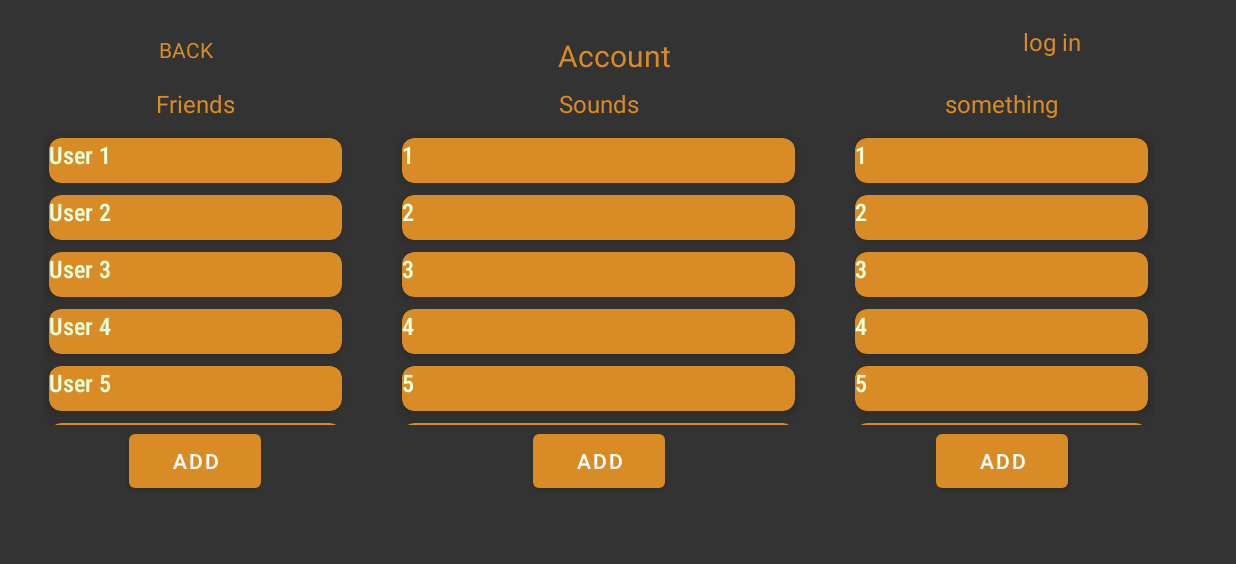
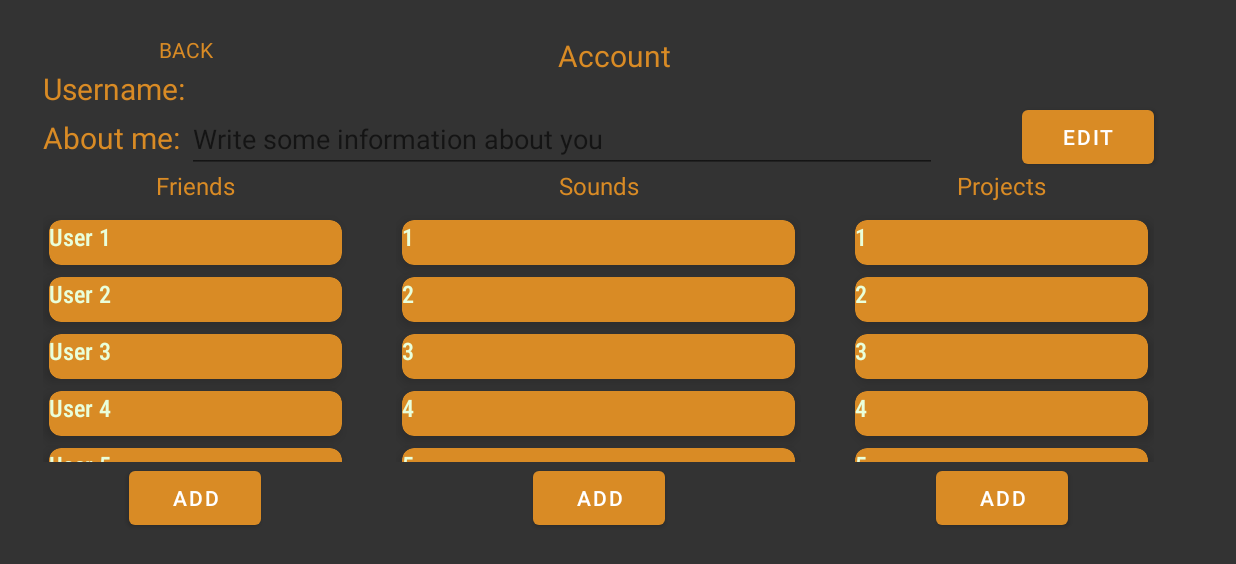
Before and after one commit to Nightbot1448/circle21-music, an Android app: the RecoveryActivity screen opened directly, with no data from a screen before it, on a phone screen of 824 x 412 dp (held sideways). Shown: the top 564 px of the screen. Run offline under Robolectric (Android 15) with nearby library versions, the light colour scheme and no system bars.

Commit message:
Redesign + some code in Net activities

```diff
--- a/app/src/main/java/com/bigri239/easymusic/RecoveryActivity.kt
+++ b/app/src/main/java/com/bigri239/easymusic/RecoveryActivity.kt
@@ -74,10 +74,5 @@ class RecoveryActivity : AppCompatActivity() {
         findViewById<TextView>(R.id.backrec).setOnClickListener {
             startActivity(intent)
         }
-        val intents1 = Intent(this, SigninActivity::class.java)
-        findViewById<TextView>(R.id.signin).setOnClickListener {
-            startActivity(intents1)
-        }
-
     }
 }
--- a/app/src/main/res/layout-land/activity_recovery.xml
+++ b/app/src/main/res/layout-land/activity_recovery.xml
@@ -10,7 +10,7 @@
     <androidx.recyclerview.widget.RecyclerView
         android:id="@+id/recyclerView2"
         android:layout_width="270dp"
-        android:layout_height="195dp"
+        android:layout_height="165dp"
         android:layout_marginStart="32dp"
         app:layout_constraintStart_toEndOf="@+id/recyclerView"
         app:layout_constraintTop_toTopOf="@+id/recyclerView" />
@@ -18,7 +18,7 @@
     <androidx.recyclerview.widget.RecyclerView
         android:id="@+id/recyclerView3"
         android:layout_width="203dp"
-        android:layout_height="195dp"
+        android:layout_height="165dp"
         android:layout_marginStart="32dp"
         app:layout_constraintStart_toEndOf="@+id/recyclerView2"
         app:layout_constraintTop_toTopOf="@+id/recyclerView2" />
@@ -26,8 +26,8 @@
     <androidx.recyclerview.widget.RecyclerView
         android:id="@+id/recyclerView"
         android:layout_width="203dp"
-        android:layout_height="195dp"
-        android:layout_marginTop="45dp"
+        android:layout_height="165dp"
+        android:layout_marginTop="100dp"
         android:layout_marginEnd="140dp"
         app:layout_constraintEnd_toStartOf="@+id/recoveryact"
         app:layout_constraintTop_toBottomOf="@+id/backrec" />
@@ -56,15 +56,45 @@
         app:layout_constraintTop_toTopOf="@+id/recoveryact" />
 
     <TextView
-        android:id="@+id/signin"
-        android:layout_width="77dp"
-        android:layout_height="26dp"
-        android:layout_marginStart="230dp"
-        android:text="log in "
+        android:id="@+id/username"
+        android:layout_width="wrap_content"
+        android:layout_height="wrap_content"
+        android:layout_marginBottom="70dp"
+        android:text="Username: "
         android:textColor="@color/colorAccent"
-        android:textSize="16sp"
-        app:layout_constraintBottom_toBottomOf="@+id/backrec"
-        app:layout_constraintStart_toEndOf="@+id/recoveryact" />
+        android:textSize="20sp"
+        app:layout_constraintBottom_toTopOf="@+id/recyclerView"
+        app:layout_constraintStart_toStartOf="@+id/recyclerView" />
+
+    <TextView
+        android:id="@+id/aboutme"
+        android:layout_width="wrap_content"
+        android:layout_height="wrap_content"
+        android:layout_marginTop="5dp"
+        android:text="About me: "
+        android:textColor="@color/colorAccent"
+        android:textSize="20sp"
+        app:layout_constraintTop_toBottomOf="@+id/username"
+        app:layout_constraintStart_toStartOf="@+id/username" />
+
+    <EditText
+        android:id="@+id/editInfo"
+        android:layout_width="500dp"
+        android:layout_height="wrap_content"
+        android:layout_marginBottom="-10dp"
+        android:hint="Write some information about you"
+        android:inputType="text"
+        android:textSize="18sp"
+        app:layout_constraintStart_toEndOf="@+id/aboutme"
+        app:layout_constraintBottom_toBottomOf="@+id/aboutme" />
+
+    <Button
+        android:id="@+id/buttonInfo"
+        android:layout_width="wrap_content"
+        android:layout_height="wrap_content"
+        android:text="Edit"
+        app:layout_constraintEnd_toEndOf="@+id/recyclerView3"
+        app:layout_constraintBottom_toBottomOf="@+id/editInfo" />
 
     <TextView
         android:id="@+id/textView2"
@@ -123,7 +153,7 @@
         android:layout_width="wrap_content"
         android:layout_height="wrap_content"
         android:layout_marginBottom="8dp"
-        android:text="something"
+        android:text="Projects"
         android:textColor="@color/colorAccent"
         android:textSize="16sp"
         app:layout_constraintBottom_toTopOf="@+id/recyclerView3"
```
Also changed, not shown: app/src/main/java/com/bigri239/easymusic/SigninActivity.kt (+16 -2 lines), app/src/main/java/com/bigri239/easymusic/SignupActivity.kt (+26 -1 lines), app/src/main/res/layout-land/activity_sign_in.xml (+7 -5 lines), app/src/main/res/layout-land/activity_sign_up.xml (+26 -20 lines).
